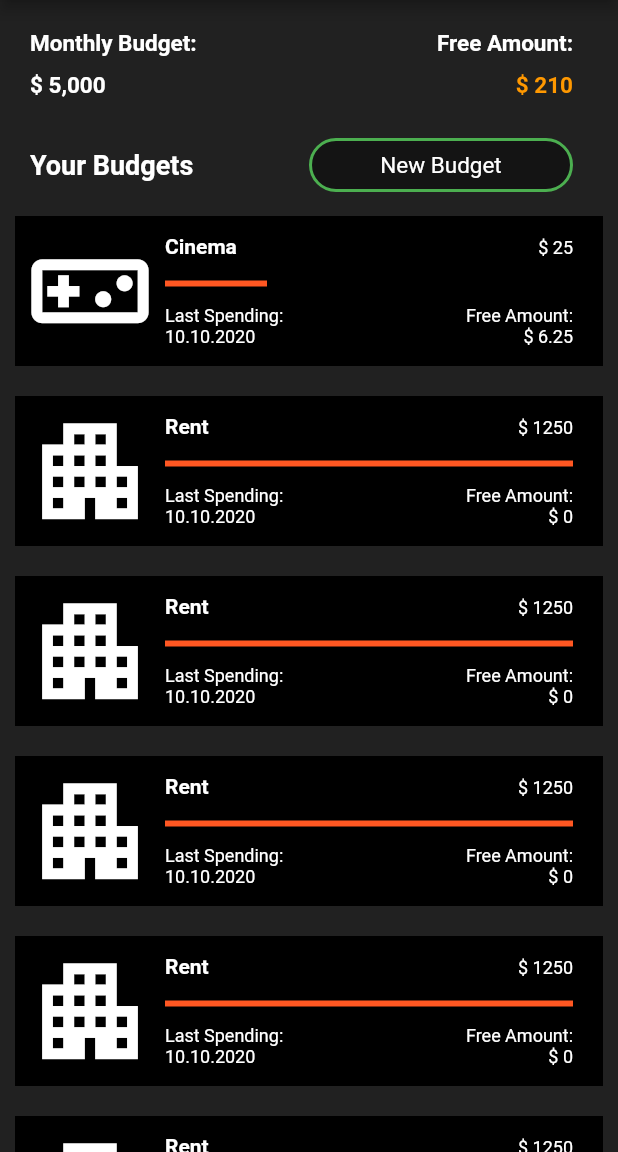
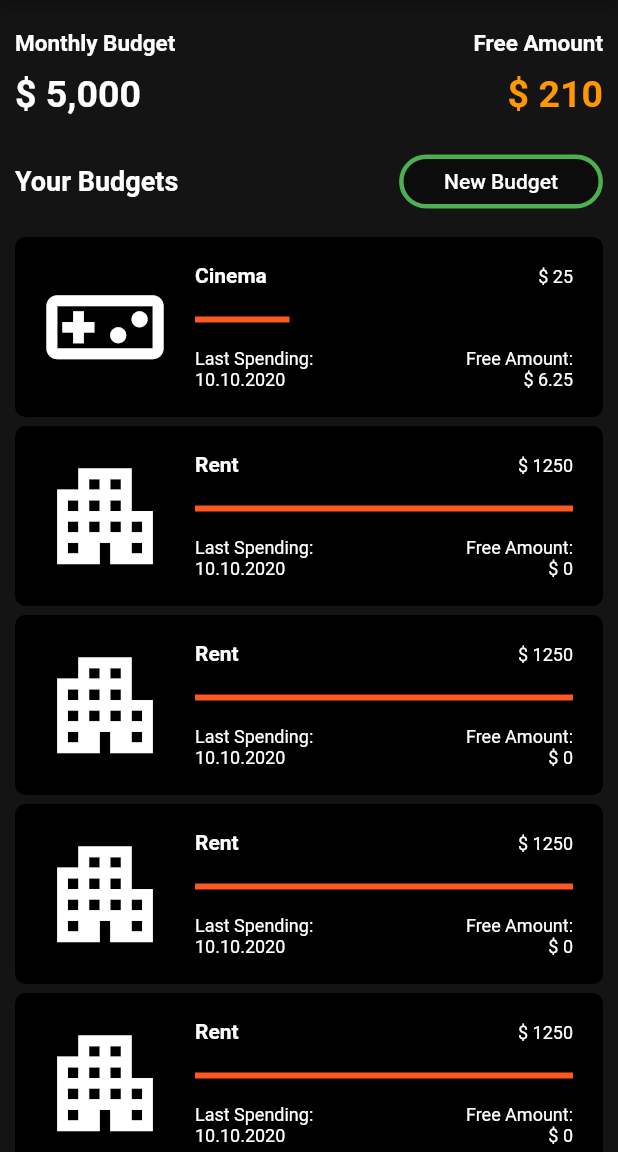
Before and after one commit to Mathawk/Budgeteer, a Flutter app: the screen it shows after launch, on a phone screen of 412 x 824 dp, the part 84-1236 px from its top. Run offline on Flutter 3.47's test engine with Material 2 defaults, Android fonts, the phone set to English and light mode, and no system bars.

Commit message:
ui adjustments

```diff
--- a/budgeteer/lib/main.dart
+++ b/budgeteer/lib/main.dart
@@ -171,11 +171,16 @@ class CustomListItemTwo extends StatelessWidget {
   @override
   Widget build(BuildContext context) {
     return Padding(
-      padding: const EdgeInsets.symmetric(vertical: 10.0),
+      padding: const EdgeInsets.symmetric(vertical: 3.0),
       child: SizedBox(
-        height: 100,
+        height: 120,
         child: Container(
+          decoration: BoxDecoration(
             color: Colors.black,
+            borderRadius: BorderRadius.all(
+                Radius.circular(7)
+            ),
+          ),
           child: Row(
             crossAxisAlignment: CrossAxisAlignment.start,
             children: <Widget>[
@@ -210,16 +215,16 @@ class MyStatelessWidget extends StatelessWidget {
   @override
   Widget build(BuildContext context) {
     return Container(
-        color: Colors.black87,
+        color: Color.fromRGBO(0, 0, 0, 0.92),
         child: ListView(
           padding: const EdgeInsets.all(10.0),
           children: <Widget>[
             Row(children: <Widget>[
               Expanded(
                   child: Padding(
-                      padding: const EdgeInsets.fromLTRB(10.0, 10.0, 0.0, 0.0),
+                      padding: const EdgeInsets.fromLTRB(0.0, 10.0, 0.0, 0.0),
                       child: Text(
-                        'Monthly Budget:',
+                        'Monthly Budget',
                         textAlign: TextAlign.left,
                         style: const TextStyle(
                           fontWeight: FontWeight.bold,
@@ -229,9 +234,9 @@ class MyStatelessWidget extends StatelessWidget {
                       ))),
               Expanded(
                   child: Padding(
-                padding: const EdgeInsets.fromLTRB(0.0, 10.0, 20.0, 0.0),
+                padding: const EdgeInsets.fromLTRB(0.0, 10.0, 0.0, 0.0),
                 child: Text(
-                  'Free Amount:',
+                  'Free Amount',
                   textAlign: TextAlign.right,
                   style: const TextStyle(
                     fontWeight: FontWeight.bold,
@@ -244,25 +249,25 @@ class MyStatelessWidget extends StatelessWidget {
             Row(children: <Widget>[
               Expanded(
                   child: Padding(
-                      padding: const EdgeInsets.fromLTRB(10.0, 10.0, 0.0, 0.0),
+                      padding: const EdgeInsets.fromLTRB(0.0, 10.0, 0.0, 0.0),
                       child: Text(
                         '\$ 5,000',
                         textAlign: TextAlign.left,
                         style: const TextStyle(
                           fontWeight: FontWeight.bold,
-                          fontSize: 15.0,
+                          fontSize: 25.0,
                           color: Colors.white,
                         ),
                       ))),
               Expanded(
                   child: Padding(
-                padding: const EdgeInsets.fromLTRB(0.0, 10.0, 20.0, 0.0),
+                padding: const EdgeInsets.fromLTRB(0.0, 10.0, 0.0, 0.0),
                 child: Text(
                   '\$ 210',
                   textAlign: TextAlign.right,
                   style: const TextStyle(
                     fontWeight: FontWeight.bold,
-                    fontSize: 15.0,
+                    fontSize: 25.0,
                     color: Colors.orange,
                   ),
                 ),
@@ -271,7 +276,7 @@ class MyStatelessWidget extends StatelessWidget {
             Row(children: <Widget>[
               Expanded(
                   child: Padding(
-                      padding: const EdgeInsets.fromLTRB(10.0, 20.0, 0.0, 0.0),
+                      padding: const EdgeInsets.fromLTRB(0, 20.0, 0.0, 10.0),
                       child: Text(
                         'Your Budgets',
                         textAlign: TextAlign.left,
@@ -282,26 +287,26 @@ class MyStatelessWidget extends StatelessWidget {
                         ),
                       ))),
               Expanded(
+                flex: 0,
                   child: Padding(
-                padding: const EdgeInsets.fromLTRB(0.0, 20.0, 20.0, 0.0),
+                padding: const EdgeInsets.fromLTRB(0.0, 20.0, 0, 10.0),
                 child: RaisedButton(
                   textColor: Colors.white,
-                  padding: EdgeInsets.all(0.0),
+                  padding: EdgeInsets.fromLTRB(30, 0, 30, 0),
                   shape: RoundedRectangleBorder(
                     borderRadius: BorderRadius.circular(50.0),
-                    side: BorderSide(color: Colors.green, width: 2),
+                    side: BorderSide(color: Colors.green, width: 3),
                   ),
                   child: Text('New Budget',
                       style: TextStyle(
-                          fontSize: 15,
+                          fontSize: 14,
                           color: Colors.white,
-                          fontWeight: FontWeight.normal)),
+                          fontWeight: FontWeight.w500)),
                 ),
               )),
             ]),
             CustomListItemTwo(
               thumbnail: Container(
-                color: Colors.black,
                 alignment: Alignment.center,
                 child: Icon(
                   Icons.videogame_asset_outlined,
@@ -406,7 +411,10 @@ class MyStatelessWidget extends StatelessWidget {
               freeamount: '\$ 0',
               percentused: 1.00,
             ),
-            FloatingActionButton.extended(
+
+            Padding(
+              padding: const EdgeInsets.fromLTRB(0.0, 10.0, 0, 10.0),
+              child: FloatingActionButton.extended(
                   backgroundColor: Colors.green,
                   label: Text(
                       'New Expense',
@@ -414,6 +422,7 @@ class MyStatelessWidget extends StatelessWidget {
                           color:Colors.white
                       )
                   )
+              ),
             )
           ],
         ));
```
Also changed, not shown: budgeteer/pubspec.lock. Lines whose indentation alone changed are shown as unchanged.
